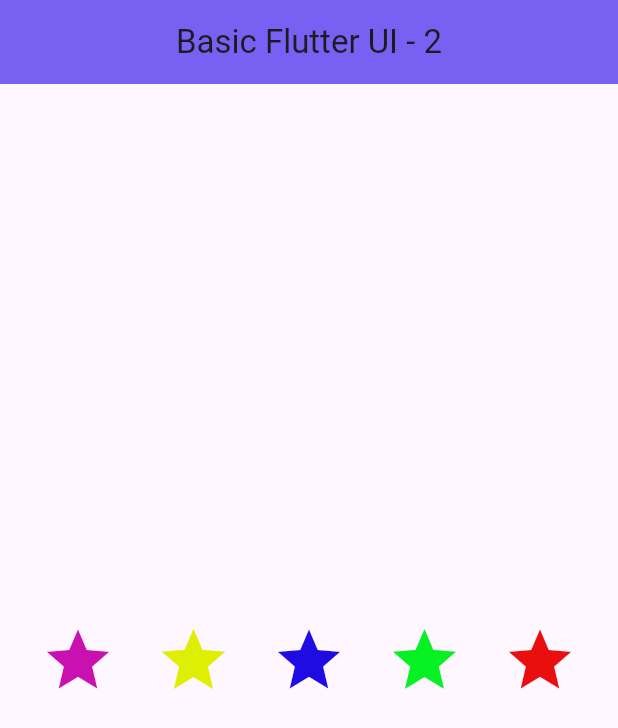
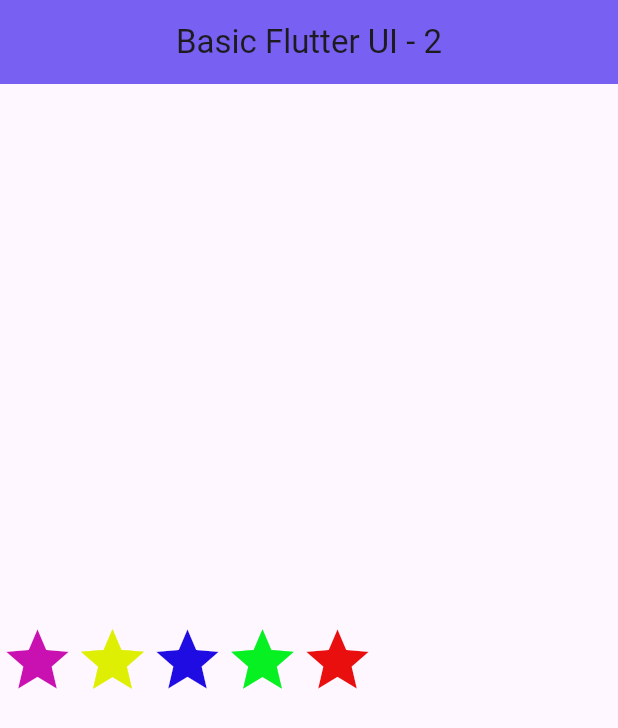
Before and after one commit to your-senpai-swapnil/lab5, a Flutter app: the screen it shows after launch, on a phone screen of 412 x 824 dp. Shown: the top 728 px of the screen. Run offline on Flutter 3.47's test engine with Material 3 defaults, Android fonts, the phone set to English and light mode, and no system bars.

Commit message:
overflow_task

```diff
--- a/lib/main.dart
+++ b/lib/main.dart
@@ -17,7 +17,9 @@ class LabClass05 extends StatelessWidget {
               backgroundColor: const Color.fromARGB(155, 36, 2, 254),
               elevation: 23,
             ),
-            body: Container(
+            body: SingleChildScrollView(
+              scrollDirection: Axis.horizontal,
+              child: Container(
                 height: double.infinity,
                 child: Row(
                   mainAxisAlignment: MainAxisAlignment.spaceEvenly,
@@ -50,6 +52,7 @@ class LabClass05 extends StatelessWidget {
                     ),
                   ],
                 ),
+              ),
             )));
   }
 }
```
Lines whose indentation alone changed are shown as unchanged.
